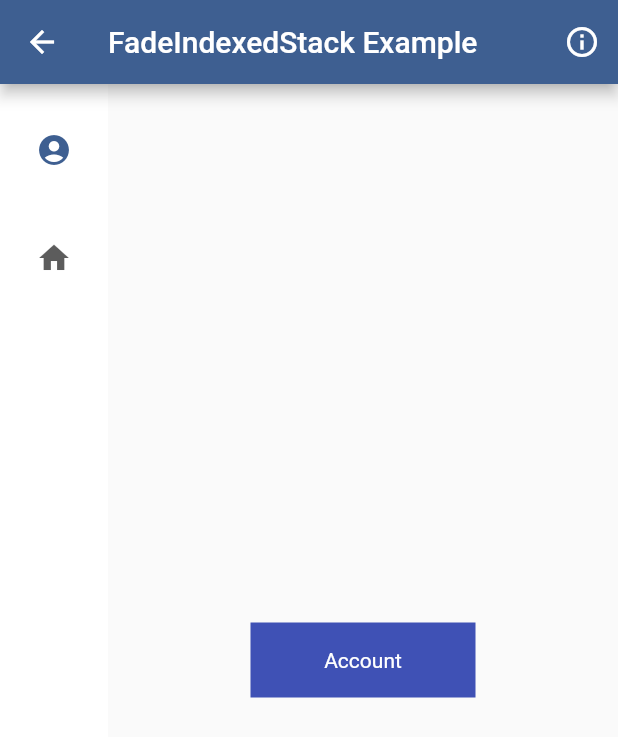
After one commit to GroovinChip/bluejay, a Flutter app: the screen it shows after launch, after a tap on "FadeIndexedStack", on a phone screen of 412 x 824 dp. The commit adds this screen. Shown: the top 737 px of the screen. Run offline on Flutter 3.47's test engine with Material 2 defaults, Android fonts, the phone set to English and light mode, and no system bars; our stand-ins replace google_fonts; network calls fail.

Commit message:
FadeIndexedStack (#4)

```diff
--- a/example/lib/bluejay_gallery.dart
+++ b/example/lib/bluejay_gallery.dart
@@ -1,5 +1,6 @@
 import 'package:bluejay/bluejay.dart';
 import 'package:example/screens/benchmark_async_example.dart';
+import 'package:example/screens/fade_indexed_stack_example.dart';
 import 'package:flutter/material.dart';
 import 'package:provider/provider.dart';
 
@@ -65,6 +66,16 @@ class BluejayGallery extends StatelessWidget {
                 ),
               ),
               BluejayItemTile(
+                name: 'FadeIndexedStack',
+                description:
+                    'An IndexedStack that animates its children in and out.',
+                onTap: () => Navigator.of(context).push(
+                  MaterialPageRoute(
+                    builder: (_) => FadeIndexedStackExample(),
+                  ),
+                ),
+              ),
+              BluejayItemTile(
                 name: 'Logger',
                 description:
                     'A simple logging service using extensions for channels with multiple outputs',
@@ -77,7 +88,7 @@ class BluejayGallery extends StatelessWidget {
               BluejayItemTile(
                 name: 'Async Function Benchmark',
                 description:
-                'A function for benchmarking asynchronous functions',
+                    'A function for benchmarking asynchronous functions',
                 onTap: () => Navigator.of(context).push(
                   MaterialPageRoute(
                     builder: (_) => BenchmarkAsyncExample(),
--- /dev/null
+++ b/example/lib/screens/fade_indexed_stack_example.dart
@@ -0,0 +1,89 @@
+import 'dart:ui';
+
+import 'package:bluejay/bluejay.dart';
+import 'package:example/widgets/author_button.dart';
+import 'package:flutter/material.dart';
+
+class FadeIndexedStackExample extends StatefulWidget {
+  FadeIndexedStackExample({Key? key}) : super(key: key);
+
+  @override
+  _FadeIndexedStackExampleState createState() =>
+      _FadeIndexedStackExampleState();
+}
+
+class _FadeIndexedStackExampleState extends State<FadeIndexedStackExample> {
+  int selectedIndex = 0;
+  @override
+  Widget build(BuildContext context) {
+    return Scaffold(
+      appBar: AppBar(
+        title: Text('FadeIndexedStack Example'),
+        actions: [
+          AuthorButton(
+            authorName: 'Diego Velásquez López',
+            authorAvatarUrl:
+                'https://avatars.githubusercontent.com/u/4898256?v=4',
+            sourceUrl:
+                'https://gist.github.com/diegoveloper/1cd23e79a31d0c18a67424f0cbdfd7ad',
+          ),
+        ],
+      ),
+      body: Row(
+        children: [
+          NavigationRail(
+            destinations: [
+              NavigationRailDestination(
+                icon: Icon(Icons.account_circle),
+                label: Text('Account'),
+              ),
+              NavigationRailDestination(
+                icon: Icon(Icons.home),
+                label: Text('Home'),
+              ),
+            ],
+            selectedIndex: selectedIndex,
+            onDestinationSelected: (value) {
+              setState(() => selectedIndex = value);
+            },
+          ),
+          Expanded(
+            child: FadeIndexedStack(
+              index: selectedIndex,
+              children: [
+                Center(
+                  child: Container(
+                    height: 50,
+                    width: 150,
+                    color: Colors.indigo,
+                    alignment: Alignment.center,
+                    child: Text(
+                      'Account',
+                      style: TextStyle(
+                        color: Colors.white,
+                      ),
+                    ),
+                  ),
+                ),
+                Center(
+                  child: Container(
+                    height: 50,
+                    width: 150,
+                    color: Colors.red,
+                    alignment: Alignment.center,
+                    child: Text(
+                      'Home',
+                      style: TextStyle(
+                        color: Colors.white,
+                      ),
+                    ),
+                  ),
+                ),
+              ],
+            ),
+          ),
+        ],
+      ),
+    );
+  }
+}
--- a/lib/bluejay.dart
+++ b/lib/bluejay.dart
@@ -8,6 +8,7 @@ export 'src/functions/benchmark_async.dart';
 export 'src/logging/logger.dart';
 export 'src/logging/print_full_stacktraces.dart';
 export 'src/widgets/animation_controller_state.dart';
+export 'src/widgets/fade_indexed_stack.dart';
 export 'src/widgets/defer_init.dart';
 export 'src/widgets/shake_widget.dart';
 export 'src/widgets/text_editing_controller_builder.dart';
--- /dev/null
+++ b/lib/src/widgets/fade_indexed_stack.dart
@@ -0,0 +1,68 @@
+import 'package:flutter/material.dart';
+
+/// An [IndexedStack] that animates its children in and out using a
+/// [FadeTransition].
+///
+/// This widget was authored by Diego Velásquez López. Please view the original
+/// source code [here](https://gist.github.com/diegoveloper/1cd23e79a31d0c18a67424f0cbdfd7ad)
+class FadeIndexedStack extends StatefulWidget {
+  const FadeIndexedStack({
+    Key? key,
+    required this.index,
+    required this.children,
+    this.duration = const Duration(
+      milliseconds: 800,
+    ),
+  }) : super(key: key);
+
+  /// The index of the child to show.
+  final int index;
+
+  /// The children to show.
+  final List<Widget> children;
+
+  /// The duration of the fade transition animation.
+  ///
+  /// Defaults to `const Duration(milliseconds: 800)`
+  final Duration duration;
+
+  @override
+  _FadeIndexedStackState createState() => _FadeIndexedStackState();
+}
+
+class _FadeIndexedStackState extends State<FadeIndexedStack>
+    with SingleTickerProviderStateMixin {
+  late AnimationController _controller;
+
+  @override
+  void didUpdateWidget(FadeIndexedStack oldWidget) {
+    if (widget.index != oldWidget.index) {
+      _controller.forward(from: 0.0);
+    }
+    super.didUpdateWidget(oldWidget);
+  }
+
+  @override
+  void initState() {
+    _controller = AnimationController(vsync: this, duration: widget.duration);
+    _controller.forward();
+    super.initState();
+  }
+
+  @override
+  void dispose() {
+    _controller.dispose();
+    super.dispose();
+  }
+
+  @override
+  Widget build(BuildContext context) {
+    return FadeTransition(
+      opacity: _controller,
+      child: IndexedStack(
+        index: widget.index,
+        children: widget.children,
+      ),
+    );
+  }
+}
--- a/pubspec.yaml
+++ b/pubspec.yaml
@@ -1,6 +1,6 @@
 name: bluejay
 description: A curated collection of useful Flutter and Dart widgets, classes, and extensions
-version: 1.3.0
+version: 1.4.0
 repository: https://github.com/GroovinChip/bluejay
 issue_tracker: https://github.com/GroovinChip/bluejay/issues
 
```
Also changed, not shown: 1 other file.
